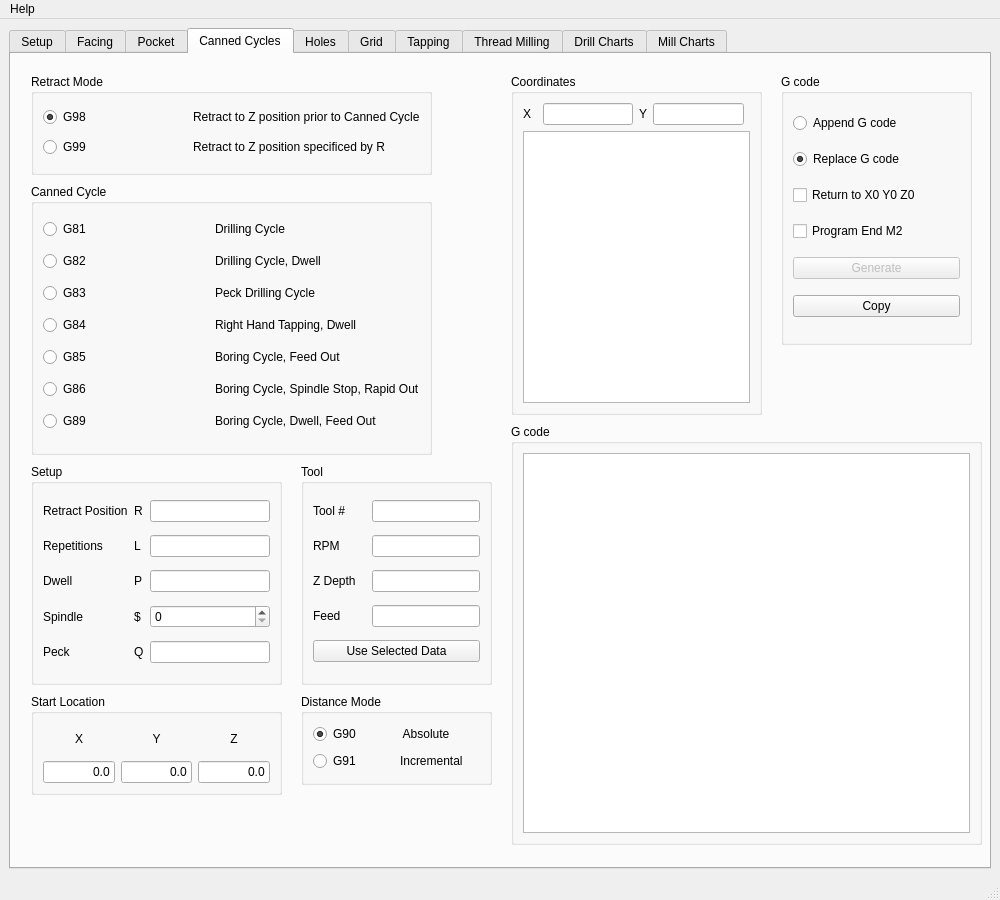
Old version of the form gcode/src/gcode.ui in the repository jethornton/gcode.
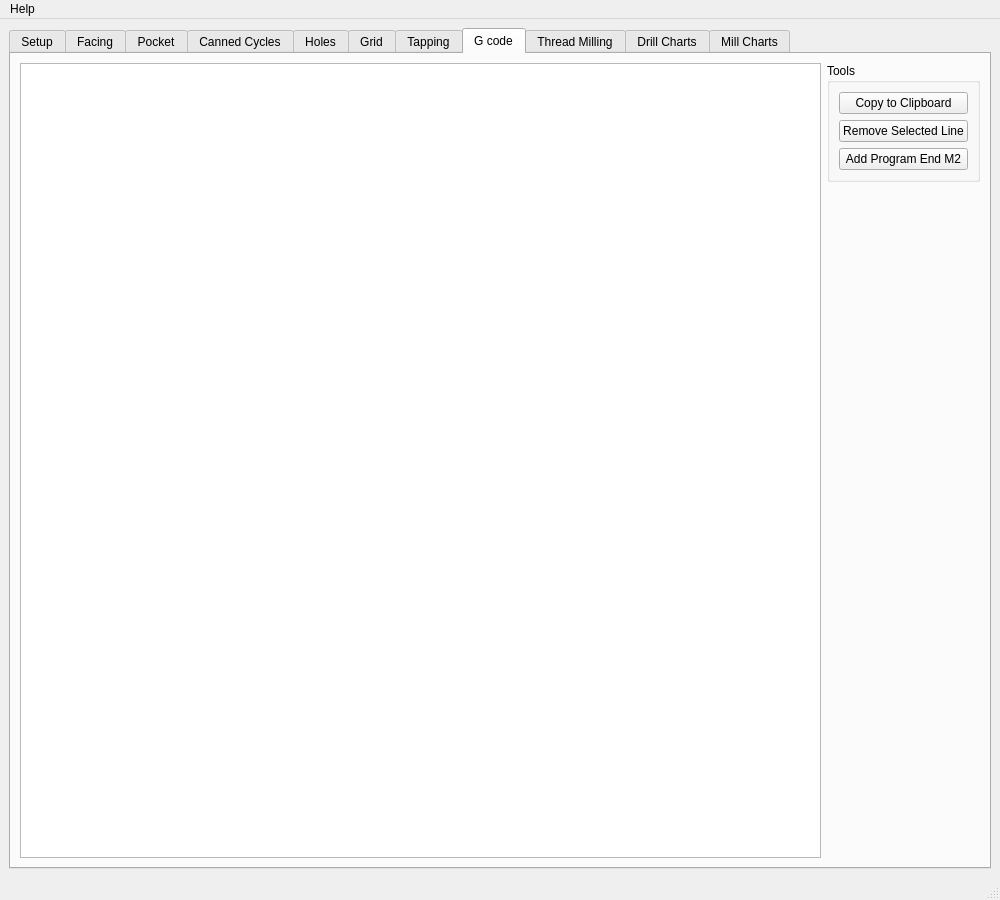
New version of the form. The open tabs and pages were chosen to show the change.

Commit message: start master g code tab

What changed in the file:
```diff
--- a/gcode/src/gcode.ui
+++ b/gcode/src/gcode.ui
@@ -1894,6 +1894,59 @@
         <string>Tapping</string>
        </attribute>
       </widget>
+      <widget class="QWidget" name="tab_20">
+       <attribute name="title">
+        <string>G code</string>
+       </attribute>
+       <layout class="QGridLayout" name="gridLayout_39">
+        <item row="0" column="1">
+         <widget class="QGroupBox" name="groupBox_30">
+          <property name="title">
+           <string>Tools</string>
+          </property>
+          <layout class="QGridLayout" name="gridLayout_38">
+           <item row="0" column="0">
+            <widget class="QPushButton" name="gcodeCopyPB">
+             <property name="text">
+              <string>Copy to Clipboard</string>
+             </property>
+            </widget>
+           </item>
+           <item row="1" column="0">
+            <widget class="QPushButton" name="gcodeRemovePB">
+             <property name="text">
+              <string>Remove Selected Line</string>
+             </property>
+            </widget>
+           </item>
+           <item row="2" column="0">
+            <widget class="QPushButton" name="gcodeAddM2PB">
+             <property name="text">
+              <string>Add Program End M2</string>
+             </property>
+            </widget>
+           </item>
+          </layout>
+         </widget>
+        </item>
+        <item row="1" column="1">
+         <spacer name="verticalSpacer_2">
+          <property name="orientation">
+           <enum>Qt::Vertical</enum>
+          </property>
+          <property name="sizeHint" stdset="0">
+           <size>
+            <width>20</width>
+            <height>40</height>
+           </size>
+          </property>
+         </spacer>
+        </item>
+        <item row="0" column="0" rowspan="2">
+         <widget class="QPlainTextEdit" name="gcodePTE"/>
+        </item>
+       </layout>
+      </widget>
       <widget class="QWidget" name="tab_6">
        <attribute name="title">
         <string>Thread Milling</string>
```
Left out of the diff: 15 changed lines with no effect on the pictures. The commit also changes 6 other files.
